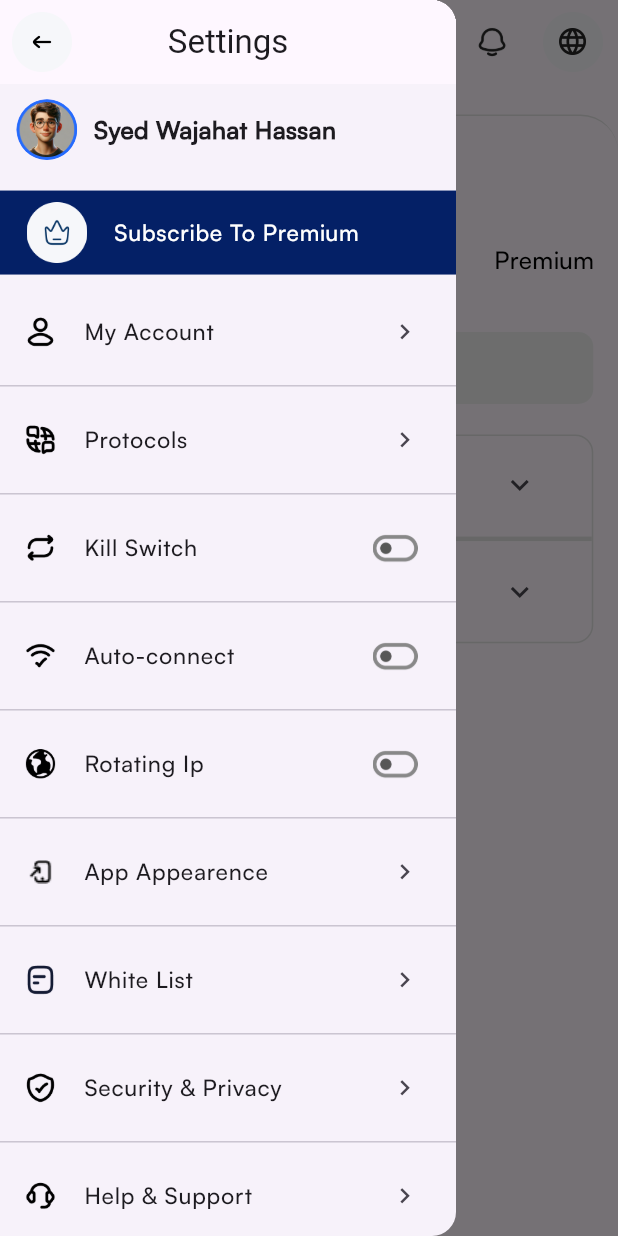
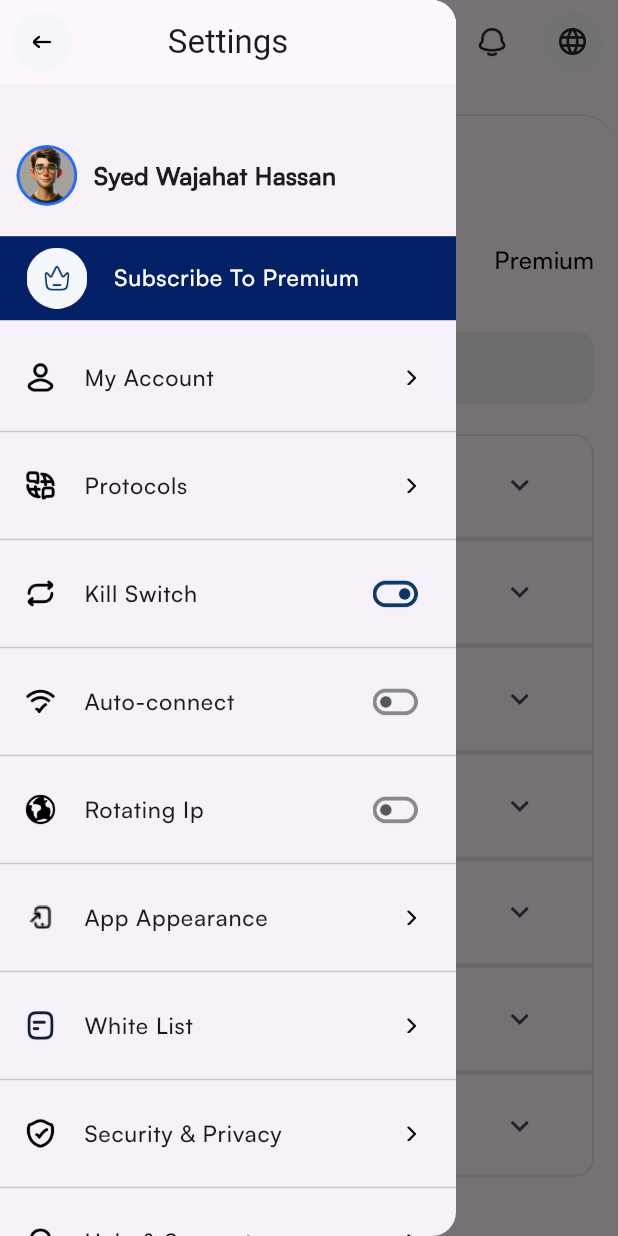
Before and after one commit to MuqadisaEjaz/VPN, a Flutter app: the LocationScreen screen opened by its route, in the side drawer, after a tap on "Kill Switch", on a phone screen of 412 x 824 dp. Run offline on Flutter 3.47's test engine with Material 3 defaults, Android fonts, the light colour scheme and no system bars; our stand-ins replace flutter_screenutil, shared_preferences; accounts and stored records are empty.

Commit message:
drawer_updated

```diff
--- a/lib/routes/app-routes.dart
+++ b/lib/routes/app-routes.dart
@@ -2,6 +2,7 @@ import 'package:flutter/material.dart';
 import 'package:starxvpn_lightmode/view/FreeLocation/location_screen.dart';
 import 'package:starxvpn_lightmode/view/Login/login_screen.dart';
 import 'package:starxvpn_lightmode/view/Notifications/notifications_screen.dart';
+import 'package:starxvpn_lightmode/view/Onboarding/onboarding4.dart';
 import 'package:starxvpn_lightmode/view/Onboarding/onboarding_screen.dart';
 import 'package:starxvpn_lightmode/view/ResetPassword/newpassword_screen.dart';
 import 'package:starxvpn_lightmode/view/ResetPassword/reset_password.dart';
@@ -12,8 +13,8 @@ import 'package:starxvpn_lightmode/view/dashboard/dashboard_screen.dart';
 class AppRoutes {
   static Route<dynamic> generateRoute(RouteSettings settings) {
     switch (settings.name) {
-      // case '/':
-      //   return MaterialPageRoute(builder: (_) => OnboardingScreenFour());
+      case '/':
+        return MaterialPageRoute(builder: (_) => OnboardingScreenFour());
       case '/onboarding':
         return MaterialPageRoute(builder: (_) => OnboardingScreen());
       case '/login':
@@ -30,7 +31,7 @@ class AppRoutes {
         return MaterialPageRoute(builder: (_) => DashboardScreen());
       case '/notificationlist':
         return MaterialPageRoute(builder: (_) => NotificationScreen());
-      case '/':
+      case '/locations':
         return MaterialPageRoute(builder: (_) => LocationScreen());
       default:
         return MaterialPageRoute(
--- a/lib/view/FreeLocation/location_screen.dart
+++ b/lib/view/FreeLocation/location_screen.dart
@@ -30,15 +30,50 @@ class _LocationScreenState extends State<LocationScreen> {
         "imagePath":
             'assets/StarX Vpn Light Mode/Location Flag Icons/united-kingdom.png',
         "countryName": 'United Kingdom',
-        "cities": ['City A', 'City B', 'City C'],
+        "cities": ['Bedford', 'Congleton'],
         "capital": 'London',
       },
       {
         "imagePath":
-            'assets/StarX Vpn Light Mode/Location Flag Icons/united-kingdom.png',
-        "countryName": 'Country 2',
+            'assets/StarX Vpn Light Mode/Location Flag Icons/canada.png',
+        "countryName": 'Canada',
         "cities": ['City X', 'City Y', 'City Z'],
-        "capital": 'Capital X',
+        "capital": 'Ottawa',
+      },
+      {
+        "imagePath":
+            'assets/StarX Vpn Light Mode/Location Flag Icons/germany.png',
+        "countryName": 'Germany',
+        "cities": ['City X', 'City Y', 'City Z'],
+        "capital": 'Berlin',
+      },
+      {
+        "imagePath":
+            'assets/StarX Vpn Light Mode/Location Flag Icons/thailand.png',
+        "countryName": 'Thailand',
+        "cities": ['City X', 'City Y', 'City Z'],
+        "capital": 'Bangkok',
+      },
+      {
+        "imagePath":
+            'assets/StarX Vpn Light Mode/Location Flag Icons/canada.png',
+        "countryName": 'Canada',
+        "cities": ['City X', 'City Y', 'City Z'],
+        "capital": 'Victoria',
+      },
+      {
+        "imagePath":
+            'assets/StarX Vpn Light Mode/Location Flag Icons/iceland.png',
+        "countryName": 'Iceland',
+        "cities": ['City X', 'City Y', 'City Z'],
+        "capital": 'Reykjavk',
+      },
+      {
+        "imagePath":
+            'assets/StarX Vpn Light Mode/Location Flag Icons/viet-nam.png',
+        "countryName": 'Vietnam',
+        "cities": ['City X', 'City Y', 'City Z'],
+        "capital": 'Ho Chi Minh',
       },
     ],
     [
--- a/lib/widgets/custom_box_dashboard.dart
+++ b/lib/widgets/custom_box_dashboard.dart
@@ -15,7 +15,11 @@ class CustomBox extends StatelessWidget {
 
   @override
   Widget build(BuildContext context) {
-    return Container(
+    return GestureDetector(
+      onTap: () {
+        Navigator.pushNamed(context, '/locations');
+      },
+      child: Container(
         width: 400.w,
         // height: 100.h, // Adjust width as needed
         padding: EdgeInsets.all(20.w),
@@ -76,6 +80,7 @@ class CustomBox extends StatelessWidget {
             ),
           ],
         ),
+      ),
     );
   }
 }
--- a/lib/widgets/custom_drawer.dart
+++ b/lib/widgets/custom_drawer.dart
@@ -2,7 +2,18 @@ import 'package:flutter/material.dart';
 import 'package:flutter_screenutil/flutter_screenutil.dart';
 import 'package:starxvpn_lightmode/const/app_colors.dart';
 
-class CustomDrawer extends StatelessWidget {
+class CustomDrawer extends StatefulWidget {
+  @override
+  _CustomDrawerState createState() => _CustomDrawerState();
+}
+
+class _CustomDrawerState extends State<CustomDrawer> {
+  bool _isAppAppearanceExpanded = false;
+  String _selectedTheme = 'Light'; // Default theme set to 'Light'
+  bool _isKillSwitchOn = false;
+  bool _isAutoConnectOn = false;
+  bool _isRotatingIpOn = false;
+
   @override
   Widget build(BuildContext context) {
     return Drawer(
@@ -24,6 +35,7 @@ class CustomDrawer extends StatelessWidget {
               automaticallyImplyLeading: false,
               centerTitle: true,
             ),
+            SizedBox(height: 30.h),
             Padding(
               padding: EdgeInsets.symmetric(vertical: 10.h),
               child: Row(
@@ -75,9 +87,10 @@ class CustomDrawer extends StatelessWidget {
               imagePath:
                   'assets/StarX Vpn Light Mode/Settings icons/My account.png',
               text: 'My Account',
-              trailing: Icon(
-                Icons.chevron_right,
-                size: 20.sp,
+              trailing: Image.asset(
+                'assets/StarX Vpn Light Mode/Settings icons/Chevron.png',
+                height: 10.h,
+                width: 10.w,
               ),
               onTap: () {
                 // Handle My Account navigation
@@ -88,9 +101,10 @@ class CustomDrawer extends StatelessWidget {
               imagePath:
                   'assets/StarX Vpn Light Mode/Settings icons/Protocols.png',
               text: 'Protocols',
-              trailing: Icon(
-                Icons.chevron_right,
-                size: 20.sp,
+              trailing: Image.asset(
+                'assets/StarX Vpn Light Mode/Settings icons/Chevron.png',
+                height: 10.h,
+                width: 10.w,
               ),
               onTap: () {
                 // Handle Protocols navigation
@@ -102,12 +116,16 @@ class CustomDrawer extends StatelessWidget {
                   'assets/StarX Vpn Light Mode/Settings icons/Kill switch.png',
               text: 'Kill Switch',
               trailing: Image.asset(
-                'assets/StarX Vpn Light Mode/Settings icons/Switch off.png',
+                _isKillSwitchOn
+                    ? 'assets/StarX Vpn Light Mode/Settings icons/Switch on.png'
+                    : 'assets/StarX Vpn Light Mode/Settings icons/Switch off.png',
                 height: 30.h,
                 width: 30.w,
               ),
               onTap: () {
-                // Handle Kill Switch navigation
+                setState(() {
+                  _isKillSwitchOn = !_isKillSwitchOn;
+                });
               },
             ),
             Divider(),
@@ -116,12 +134,16 @@ class CustomDrawer extends StatelessWidget {
                   'assets/StarX Vpn Light Mode/Settings icons/wifi-connected-02.png',
               text: 'Auto-connect',
               trailing: Image.asset(
-                'assets/StarX Vpn Light Mode/Settings icons/Switch off.png',
+                _isAutoConnectOn
+                    ? 'assets/StarX Vpn Light Mode/Settings icons/Switch on.png'
+                    : 'assets/StarX Vpn Light Mode/Settings icons/Switch off.png',
                 height: 30.h,
                 width: 30.w,
               ),
               onTap: () {
-                // Handle Auto-connect navigation
+                setState(() {
+                  _isAutoConnectOn = !_isAutoConnectOn;
+                });
               },
             ),
             Divider(),
@@ -130,35 +152,56 @@ class CustomDrawer extends StatelessWidget {
                   'assets/StarX Vpn Light Mode/Settings icons/Rotating IP.png',
               text: 'Rotating Ip',
               trailing: Image.asset(
-                'assets/StarX Vpn Light Mode/Settings icons/Switch off.png',
+                _isRotatingIpOn
+                    ? 'assets/StarX Vpn Light Mode/Settings icons/Switch on.png'
+                    : 'assets/StarX Vpn Light Mode/Settings icons/Switch off.png',
                 height: 30.h,
                 width: 30.w,
               ),
               onTap: () {
-                // Handle App Appearance navigation
+                setState(() {
+                  _isRotatingIpOn = !_isRotatingIpOn;
+                });
               },
             ),
             Divider(),
             _buildDrawerItem(
               imagePath:
                   'assets/StarX Vpn Light Mode/Settings icons/App Appearence.png',
-              text: 'App Appearence',
-              trailing: Icon(
-                Icons.chevron_right,
-                size: 20.sp,
+              text: 'App Appearance',
+              trailing: Image.asset(
+                _isAppAppearanceExpanded
+                    ? 'assets/StarX Vpn Light Mode/Settings icons/Chevron down.png'
+                    : 'assets/StarX Vpn Light Mode/Settings icons/Chevron.png',
+                height: 10.h,
+                width: 10.w,
               ),
               onTap: () {
-                // Handle App Appearance navigation
+                setState(() {
+                  _isAppAppearanceExpanded = !_isAppAppearanceExpanded;
+                });
               },
             ),
+            if (_isAppAppearanceExpanded) ...[
+              _buildThemeOption(
+                  'Light theme',
+                  'assets/StarX Vpn Light Mode/Check Circle/Editing Unselected Dark.png',
+                  'assets/StarX Vpn Light Mode/Check Circle/Editing Selected Dark.png'),
+              Divider(indent: 20.w, endIndent: 20.w),
+              _buildThemeOption(
+                  'Dark theme',
+                  'assets/StarX Vpn Light Mode/Check Circle/Editing Unselected Dark.png',
+                  'assets/StarX Vpn Light Mode/Check Circle/Editing Selected Dark.png'),
+            ],
             Divider(),
             _buildDrawerItem(
               imagePath:
                   'assets/StarX Vpn Light Mode/Settings icons/White list.png',
               text: 'White List',
-              trailing: Icon(
-                Icons.chevron_right,
-                size: 20.sp,
+              trailing: Image.asset(
+                'assets/StarX Vpn Light Mode/Settings icons/Chevron.png',
+                height: 10.h,
+                width: 10.w,
               ),
               onTap: () {
                 // Handle White List navigation
@@ -169,9 +212,10 @@ class CustomDrawer extends StatelessWidget {
               imagePath:
                   'assets/StarX Vpn Light Mode/Settings icons/security-check.png',
               text: 'Security & Privacy',
-              trailing: Icon(
-                Icons.chevron_right,
-                size: 20.sp,
+              trailing: Image.asset(
+                'assets/StarX Vpn Light Mode/Settings icons/Chevron.png',
+                height: 10.h,
+                width: 10.w,
               ),
               onTap: () {
                 // Handle Security & Privacy navigation
@@ -182,9 +226,10 @@ class CustomDrawer extends StatelessWidget {
               imagePath:
                   'assets/StarX Vpn Light Mode/Settings icons/customer-support.png',
               text: 'Help & Support',
-              trailing: Icon(
-                Icons.chevron_right,
-                size: 20.sp,
+              trailing: Image.asset(
+                'assets/StarX Vpn Light Mode/Settings icons/Chevron.png',
+                height: 10.h,
+                width: 10.w,
               ),
               onTap: () {
                 // Handle Help & Support navigation
@@ -194,9 +239,10 @@ class CustomDrawer extends StatelessWidget {
             _buildDrawerItem(
               imagePath: 'assets/StarX Vpn Light Mode/Settings icons/Info.png',
               text: 'About us',
-              trailing: Icon(
-                Icons.chevron_right,
-                size: 20.sp,
+              trailing: Image.asset(
+                'assets/StarX Vpn Light Mode/Settings icons/Chevron.png',
+                height: 10.h,
+                width: 10.w,
               ),
               onTap: () {
                 // Handle Help & Support navigation
@@ -207,9 +253,10 @@ class CustomDrawer extends StatelessWidget {
               imagePath:
                   'assets/StarX Vpn Light Mode/Settings icons/logout-02.png',
               text: 'Sign Out',
-              trailing: Icon(
-                Icons.chevron_right,
-                size: 20.sp,
+              trailing: Image.asset(
+                'assets/StarX Vpn Light Mode/Settings icons/Chevron.png',
+                height: 10.h,
+                width: 10.w,
               ),
               onTap: () {
                 // Handle Sign Out navigation
@@ -245,4 +292,31 @@ class CustomDrawer extends StatelessWidget {
       onTap: onTap,
     );
   }
+
+  Widget _buildThemeOption(
+      String theme, String unselectedIconPath, String selectedIconPath) {
+    bool isSelected = _selectedTheme == theme;
+    return ListTile(
+      title: Center(
+        child: Text(
+          theme,
+          style: TextStyle(
+            fontFamily: 'Satoshi',
+            fontSize: 15.sp,
+            color: Color.fromARGB(255, 102, 101, 101),
+          ),
+        ),
+      ),
+      trailing: Image.asset(
+        isSelected ? selectedIconPath : unselectedIconPath,
+        height: 40.h,
+        width: 40.w,
+      ),
+      onTap: () {
+        setState(() {
+          _selectedTheme = theme;
+        });
+      },
+    );
+  }
 }
--- a/pubspec.yaml
+++ b/pubspec.yaml
@@ -95,6 +95,7 @@ flutter:
     - assets/StarX Vpn Light Mode/Profile/
     - assets/StarX Vpn Light Mode/Settings icons/
     - assets/StarX Vpn Light Mode/Down Bar Line/
+    - assets/StarX Vpn Light Mode/Check Circle/
 
 
 
```
Lines whose indentation alone changed are shown as unchanged.
